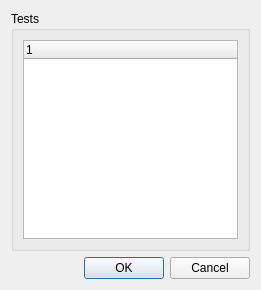
acraig5075/kbutwa-utils, file movetargetdlg.ui: the form before one commit.
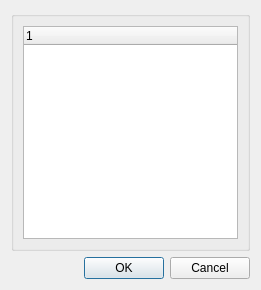
The form after the commit.

Commit message: Introduced ViewTest dialog, currently supports only read-only view of component tests.

What changed in the file:
```diff
--- a/movetargetdlg.ui
+++ b/movetargetdlg.ui
@@ -17,7 +17,7 @@
    <item>
     <widget class="QGroupBox" name="groupBox">
      <property name="title">
-      <string>Tests</string>
+      <string/>
      </property>
      <layout class="QVBoxLayout" name="verticalLayout">
       <item>
```
The commit also changes 7 other files.
